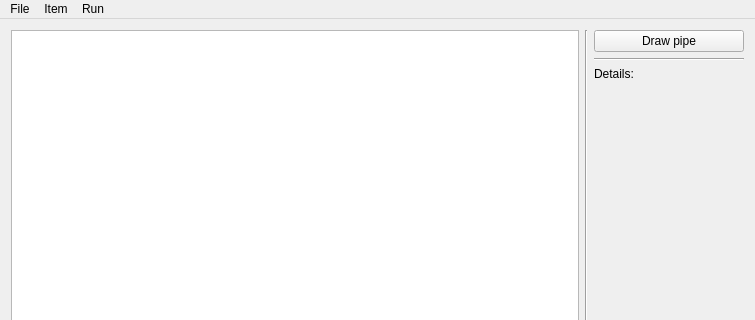
Qt form src/mainwindow.ui (jirvoz/icp_blocks) before a commit; both pictures show x 0 to 755 and y 0 to 320 of the 755 by 497 pixel window.
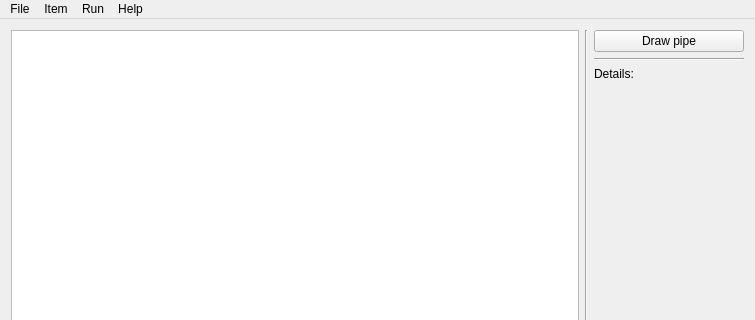
The same form after that commit.

```diff
--- a/src/mainwindow.ui
+++ b/src/mainwindow.ui
@@ -116,9 +116,16 @@
     <addaction name="actionCompute_all"/>
     <addaction name="actionStep"/>
    </widget>
+   <widget class="QMenu" name="menuHelp">
+    <property name="title">
+     <string>Help</string>
+    </property>
+    <addaction name="actionAbout"/>
+   </widget>
    <addaction name="menuFile"/>
    <addaction name="menuItem"/>
    <addaction name="menuRun"/>
+   <addaction name="menuHelp"/>
   </widget>
   <widget class="QStatusBar" name="statusBar"/>
   <action name="actionNew">
```
Left out of the diff: 5 changed lines with no effect on the pictures.
